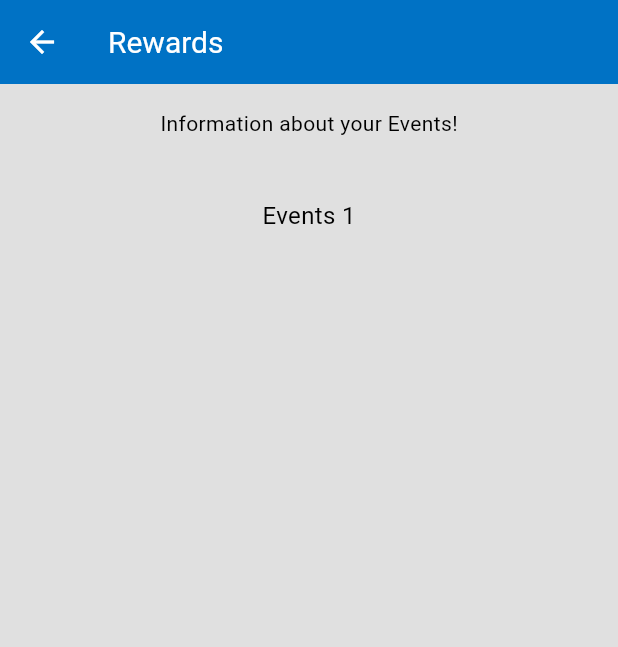
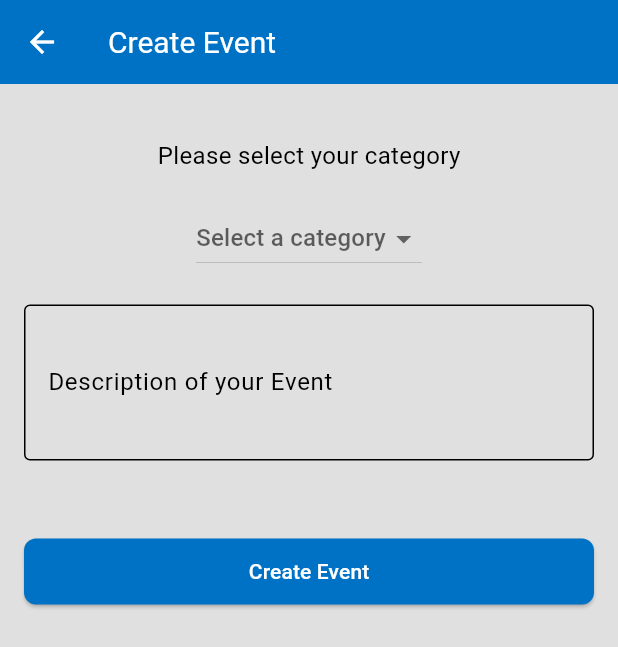
Before and after one commit to reetamit/CommApp, a Flutter app: the DashboardPage screen opened directly, in the side drawer, after a tap on "Events", on a phone screen of 412 x 824 dp. Shown: the top 647 px of the screen. Run offline on Flutter 3.47's test engine with Material 3 defaults, Android fonts, the phone set to English and light mode, and no system bars; our stand-ins replace firebase_auth, firebase_core, firebase_database, geolocator, get, rxdart; accounts and stored records are empty; statements that could not run were skipped.

Commit message:
Event Page and About Us

```diff
--- a/lib/models/light_mode.dart
+++ b/lib/models/light_mode.dart
@@ -21,6 +21,7 @@ ThemeData lightMode = ThemeData(
   appBarTheme: AppBarTheme(
     //backgroundColor: Colors.blue,
     backgroundColor: AppColors.primaryBlue,
+    //backgroundColor: Colors.transparent,
     iconTheme: const IconThemeData(color: Colors.white),
     titleTextStyle: const TextStyle(color: Colors.white, fontSize: 20),
   ),
@@ -34,7 +35,7 @@ ThemeData lightMode = ThemeData(
     ),
   ),
   bottomNavigationBarTheme: const BottomNavigationBarThemeData(
-    backgroundColor: Color(0xFF0096d8), // Background color
+    backgroundColor: AppColors.primaryBlue, // Background color
     selectedItemColor: Colors.white, // Color for selected item
     unselectedItemColor: Colors.black54, // Color for unselected items
     selectedIconTheme: IconThemeData(size: 28), // Style for selected icon
--- a/lib/screens/Events.dart
+++ b/lib/screens/Events.dart
@@ -1,31 +1,100 @@
 import 'package:flutter/material.dart';
-import 'package:flutter_app/models/auth_services.dart';
 import 'package:flutter_app/models/light_mode.dart';
 
-class EventsScreen extends StatelessWidget {
-  EventsScreen({super.key});
-  final userEmail =
-      authServiceNotifier.value.currentUser?.email ?? 'Email not found';
+class EventScreen extends StatefulWidget {
+  const EventScreen({super.key});
+
+  @override
+  State<EventScreen> createState() => _EventScreenState();
+}
+
+class _EventScreenState extends State<EventScreen> {
+  // Add state variables here
+  String? _selectedCategory;
+  final TextEditingController _descriptionController = TextEditingController();
+
+  final List<String> _categories = ['Tutor', 'Cleaning', 'Health Care'];
+
+  @override
+  void dispose() {
+    _descriptionController.dispose();
+    super.dispose();
+  }
+
+  void _onCreateEvent() {
+    // Handle the event creation logic here,
+    // e.g., print the selected category and description
+    print('Category: $_selectedCategory');
+    print('Description: ${_descriptionController.text}');
+
+    // You can also show a SnackBar for confirmation
+    ScaffoldMessenger.of(
+      context,
+    ).showSnackBar(const SnackBar(content: Text('Event Created!')));
+  }
+
   @override
   Widget build(BuildContext context) {
     return Theme(
       data: lightMode,
       child: Scaffold(
-        appBar: AppBar(title: const Text('Rewards')),
+        appBar: AppBar(title: const Text('Create Event')),
         body: Center(
           child: Padding(
-            // <- The 'child' argument was missing here
             padding: const EdgeInsets.all(16.0),
             child: Column(
               crossAxisAlignment: CrossAxisAlignment.center,
               children: [
-                Text('Information about your Events!'),
-                SizedBox(height: 20),
+                //const Text('Information about your Events!'),
+                //const SizedBox(height: 20),
+                // Text for Events 1 (you can remove this if not needed)
+                const Padding(
+                  padding: EdgeInsets.all(20.0),
+                  child: Text(
+                    'Please select your category',
+                    style: TextStyle(fontSize: 16),
+                  ),
+                ),
+                // Dropdown list
+                DropdownButton<String>(
+                  hint: const Text('Select a category'),
+                  value: _selectedCategory,
+                  onChanged: (String? newValue) {
+                    setState(() {
+                      _selectedCategory = newValue;
+                    });
+                  },
+                  items: _categories.map<DropdownMenuItem<String>>((
+                    String value,
+                  ) {
+                    return DropdownMenuItem<String>(
+                      value: value,
+                      child: Text(value),
+                    );
+                  }).toList(),
+                ),
+                const SizedBox(height: 20),
+                // Textbox for description
+                TextField(
+                  controller: _descriptionController,
+                  decoration: const InputDecoration(
+                    border: OutlineInputBorder(),
+                    labelText: 'Description of your Event',
+                  ),
+                  maxLines: 3,
+                ),
+                const SizedBox(height: 50),
+                // "Create Event" button
                 Padding(
-                  padding: const EdgeInsets.all(
-                    20.0,
-                  ), // <- Fixed: Use EdgeInsets.all()
-                  child: Text('Events 1', style: TextStyle(fontSize: 16)),
+                  padding: const EdgeInsets.only(bottom: 30.0),
+                  child: SizedBox(
+                    width: double.infinity,
+
+                    child: ElevatedButton(
+                      onPressed: _onCreateEvent,
+                      child: const Text('Create Event'),
+                    ),
+                  ),
                 ),
               ],
             ),
--- a/lib/screens/dashboard.dart
+++ b/lib/screens/dashboard.dart
@@ -7,7 +7,7 @@ import 'package:flutter_app/screens/profile.dart';
 import 'package:flutter_app/screens/request.dart';
 import 'package:flutter_app/models/light_mode.dart';
 import 'package:flutter_app/screens/rewards.dart';
-import 'package:flutter_app/screens/Events.dart';
+import 'package:flutter_app/screens/events.dart';
 
 class DashboardPage extends StatefulWidget {
   const DashboardPage({Key? key}) : super(key: key);
@@ -98,11 +98,14 @@ class _DashboardPageState extends State<DashboardPage> {
         child: ListView(
           padding: EdgeInsets.zero,
           children: <Widget>[
-            const DrawerHeader(
-              decoration: BoxDecoration(color: Colors.blue),
-              child: Text(
-                'Menu',
-                style: TextStyle(color: Colors.white, fontSize: 24),
+            SizedBox(
+              height: 100.00,
+              child: const DrawerHeader(
+                decoration: BoxDecoration(color: AppColors.primaryBlue),
+                child: Text(
+                  'Menu',
+                  style: TextStyle(color: Colors.white, fontSize: 24),
+                ),
               ),
             ),
             ListTile(
@@ -131,7 +134,7 @@ class _DashboardPageState extends State<DashboardPage> {
                 // Navigate to the profile screen
                 Navigator.of(
                   context,
-                ).push(MaterialPageRoute(builder: (context) => EventsScreen()));
+                ).push(MaterialPageRoute(builder: (context) => EventScreen()));
               },
             ),
             ListTile(
--- a/lib/screens/home.dart
+++ b/lib/screens/home.dart
@@ -8,6 +8,7 @@ import 'package:geolocator/geolocator.dart';
 import '../models/request.dart';
 import 'request_response.dart';
 import 'package:flutter_app/models/utility.dart';
+import 'package:flutter_app/models/light_mode.dart';
 
 class HomeScreen extends StatefulWidget {
   @override
@@ -207,10 +208,24 @@ class _HomeScreenState extends State<HomeScreen> {
   Widget build(BuildContext context) {
     return Scaffold(
       // appBar: AppBar(title: const Text('Requests')),
+      /*appBar: AppBar(
+        backgroundColor: Colors.transparent,
+        elevation: 0,
+        flexibleSpace: Container(
+          // Apply a Container with the gradient here
+          decoration: const BoxDecoration(
+            gradient: LinearGradient(
+              begin: Alignment.topLeft,
+              end: Alignment.bottomRight,
+              colors: <Color>[AppColors.accentGreen, AppColors.primaryBlue],
+            ),
+          ),
+        ),
+      ),*/
       body: ListView.separated(
-        padding: const EdgeInsets.symmetric(vertical: 8.0, horizontal: 12.0),
+        padding: const EdgeInsets.symmetric(vertical: 8.0, horizontal: 5.0),
         itemCount: filteredRequests.length,
-        separatorBuilder: (_, __) => const SizedBox(height: 8),
+        separatorBuilder: (_, __) => const SizedBox(height: 10),
         itemBuilder: (context, index) {
           final req = filteredRequests[index];
           return InkWell(
--- a/lib/screens/loginpage.dart
+++ b/lib/screens/loginpage.dart
@@ -1,11 +1,13 @@
 import 'package:firebase_auth/firebase_auth.dart';
 import 'package:flutter/material.dart';
 import 'package:flutter_app/models/auth_services.dart';
+import 'package:flutter_app/models/gradient_background.dart';
 import 'package:flutter_app/screens/dashboard.dart';
 import 'package:flutter_app/screens/signup.dart';
 import 'package:flutter_app/styles/app_styles.dart';
 import 'package:flutter_app/localization/words.dart';
 import 'package:flutter_app/screens/reset_password_page.dart';
+import 'package:flutter_app/models/light_mode.dart';
 
 class LoginPage extends StatefulWidget {
   const LoginPage({super.key});
--- a/lib/screens/rewards.dart
+++ b/lib/screens/rewards.dart
@@ -2,7 +2,6 @@ import 'package:flutter/material.dart';
 import 'package:flutter_app/localization/words.dart';
 import 'package:flutter_app/models/auth_services.dart';
 import 'package:flutter_app/models/database_service.dart';
-
 import 'package:flutter_app/models/light_mode.dart';
 
 class RewardsPage extends StatelessWidget {
```
Also changed, not shown: lib/models/gradient_background.dart (added, +21 -0 lines), lib/models/gradient_theme.dart (added, +20 -0 lines), lib/screens/aboutus.dart (+67 -8 lines), lib/screens/loginpage_bkp.dart (added, +221 -0 lines), 112 other files.
